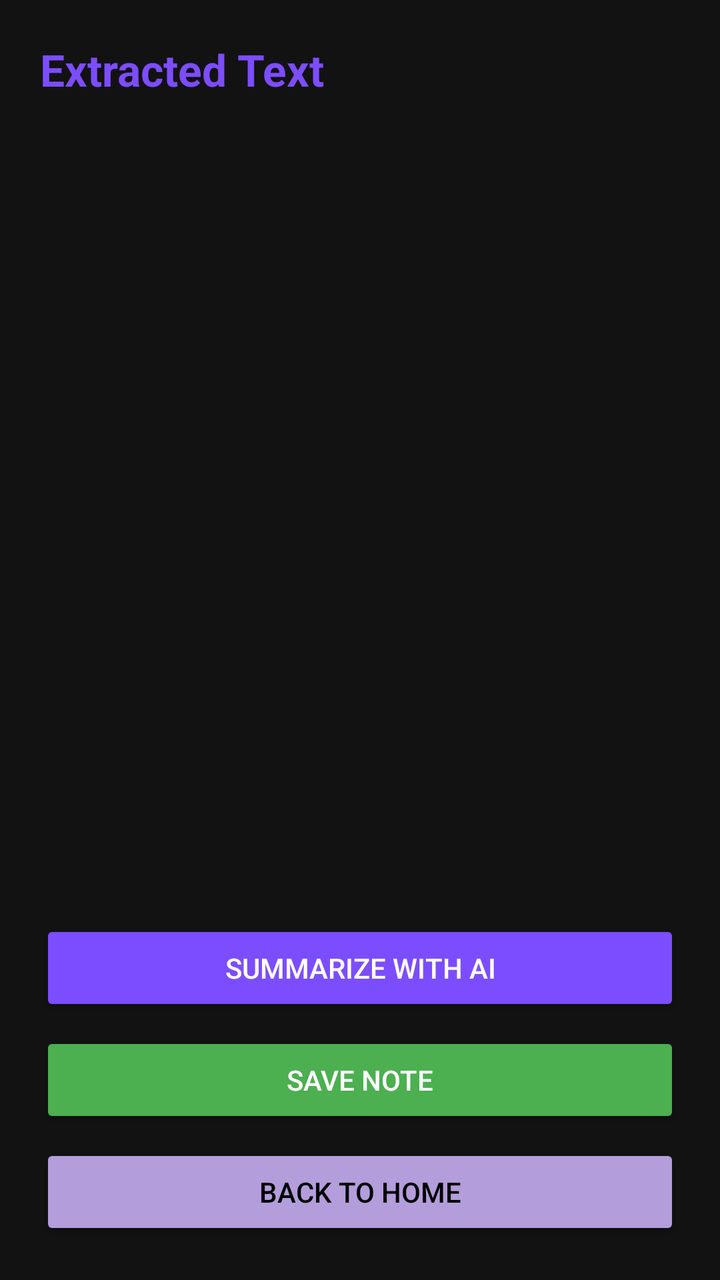
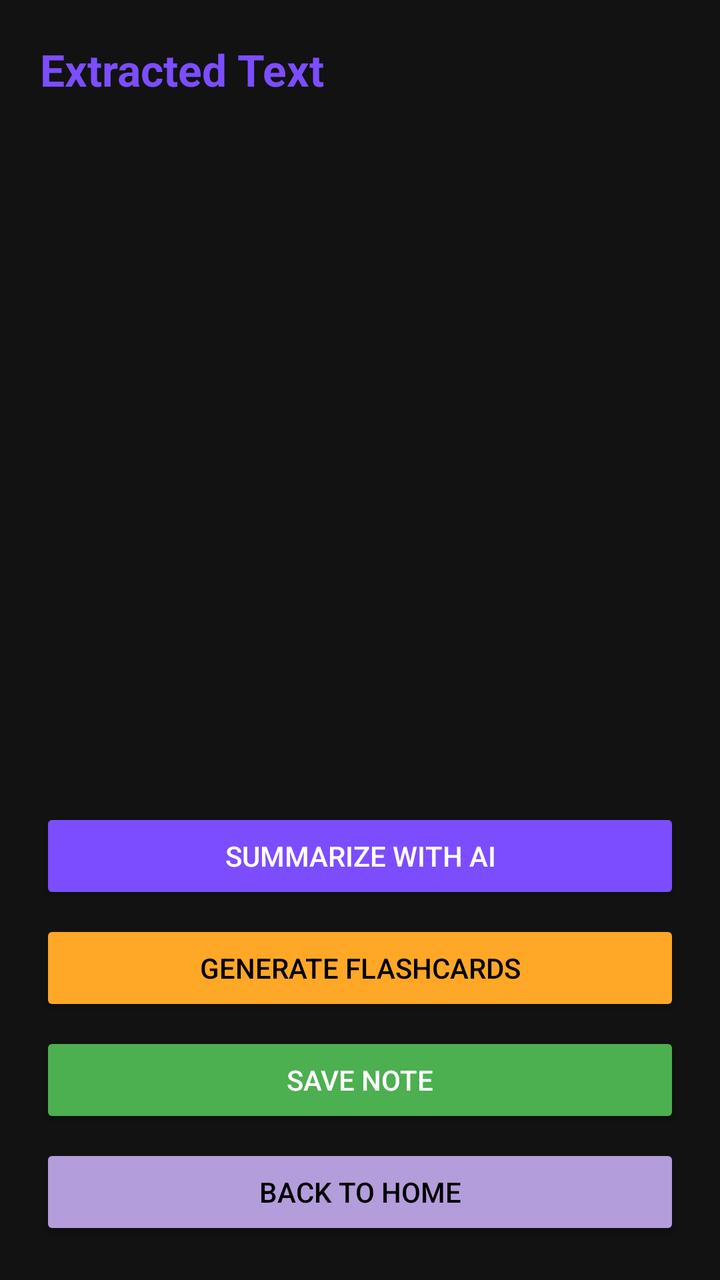

Screens rendered from an Android XML layout before and after an edit, with the pre-edit source and the edit as a unified diff.
<!-- AndroidManifest.xml: application theme Theme.Scanlern -->
<!-- res/layout/activity_result.xml -->
<?xml version="1.0" encoding="utf-8"?>
<LinearLayout xmlns:android="http://schemas.android.com/apk/res/android"
    xmlns:tools="http://schemas.android.com/tools"
    android:layout_width="match_parent"
    android:layout_height="match_parent"
    android:orientation="vertical"
    android:padding="20dp"
    tools:context=".ResultActivity">

    <TextView
        android:layout_width="wrap_content"
        android:layout_height="wrap_content"
        android:text="Extracted Text"
        android:textSize="22sp"
        android:textStyle="bold"
        android:textColor="@color/primary"
        android:layout_marginBottom="16dp" />

    <ScrollView
        android:layout_width="match_parent"
        android:layout_height="0dp"
        android:layout_weight="1">

        <TextView
            android:id="@+id/tvExtractedText"
            android:layout_width="match_parent"
            android:layout_height="wrap_content"
            android:text=""
            android:textSize="16sp" />

    </ScrollView>

    <ProgressBar
        android:id="@+id/progressBar"
        android:layout_width="wrap_content"
        android:layout_height="wrap_content"
        android:layout_gravity="center"
        android:visibility="gone"
        android:layout_marginTop="8dp" />

    <Button
        android:id="@+id/btnSummarize"
        android:layout_width="match_parent"
        android:layout_height="wrap_content"
        android:layout_marginTop="16dp"
        android:text="Summarize with AI"
        android:backgroundTint="@color/primary"
        android:textColor="@color/white" />

    <Button
        android:id="@+id/btnSave"
        android:layout_width="match_parent"
        android:layout_height="wrap_content"
        android:layout_marginTop="8dp"
        android:text="Save Note"
        android:backgroundTint="@color/accent_success"
        android:textColor="@color/white" />

    <Button
        android:id="@+id/btnBack"
        android:layout_width="match_parent"
        android:layout_height="wrap_content"
        android:layout_marginTop="8dp"
        android:text="Back to Home"
        android:backgroundTint="@color/primary_light"
        android:textColor="@color/black" />

</LinearLayout>
<!-- resources referenced by this layout -->
<resources>
  <color name="accent_success">#4CAF50</color>
  <color name="black">#FF000000</color>
  <color name="primary">#7C4DFF</color>
  <color name="primary_light">#B39DDB</color>
  <color name="white">#FFFFFFFF</color>
  <style name="Theme.Scanlern" parent="Base.Theme.Scanlern" />
  <style name="Base.Theme.Scanlern" parent="Theme.Material3.DayNight.NoActionBar">
          <item name="colorPrimary">@color/primary</item>
          <item name="colorPrimaryDark">@color/primary_dark</item>
          <item name="colorAccent">@color/primary_light</item>
          <item name="android:colorBackground">@color/background_dark</item>
          <item name="android:statusBarColor">@color/background_dark</item>
          <item name="android:windowLightStatusBar">false</item>
      </style>
  <color name="primary_dark">#5E35B1</color>
  <color name="background_dark">#121212</color>
</resources>

<!-- the commit's change to res/layout/activity_result.xml (unified diff, before → after) -->
@@ -46,6 +46,14 @@
         android:text="Summarize with AI"
         android:backgroundTint="@color/primary"
         android:textColor="@color/white" />
+    <Button
+        android:id="@+id/btnFlashcards"
+        android:layout_width="match_parent"
+        android:layout_height="wrap_content"
+        android:layout_marginTop="8dp"
+        android:text="Generate Flashcards"
+        android:backgroundTint="@color/accent_warning"
+        android:textColor="@color/black" />
 
     <Button
         android:id="@+id/btnSave"
<!-- resource entries referenced after the edit -->
@@ -1,6 +1,7 @@
 <!-- resources referenced by this layout -->
 <resources>
   <color name="accent_success">#4CAF50</color>
+  <color name="accent_warning">#FFA726</color>
   <color name="black">#FF000000</color>
   <color name="primary">#7C4DFF</color>
   <color name="primary_light">#B39DDB</color>
